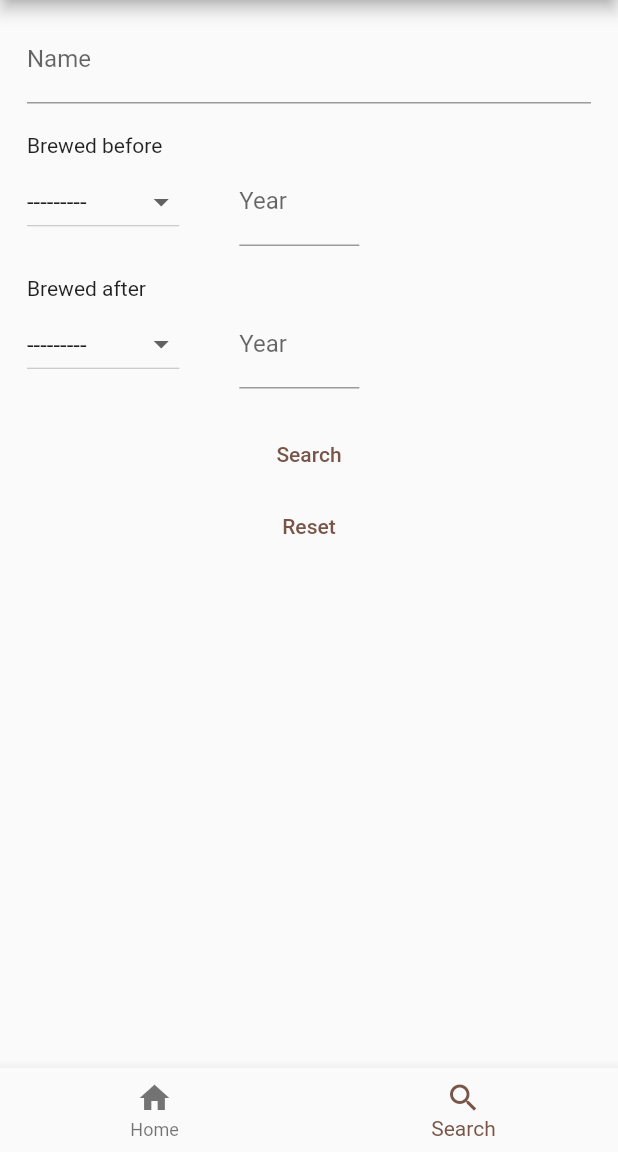
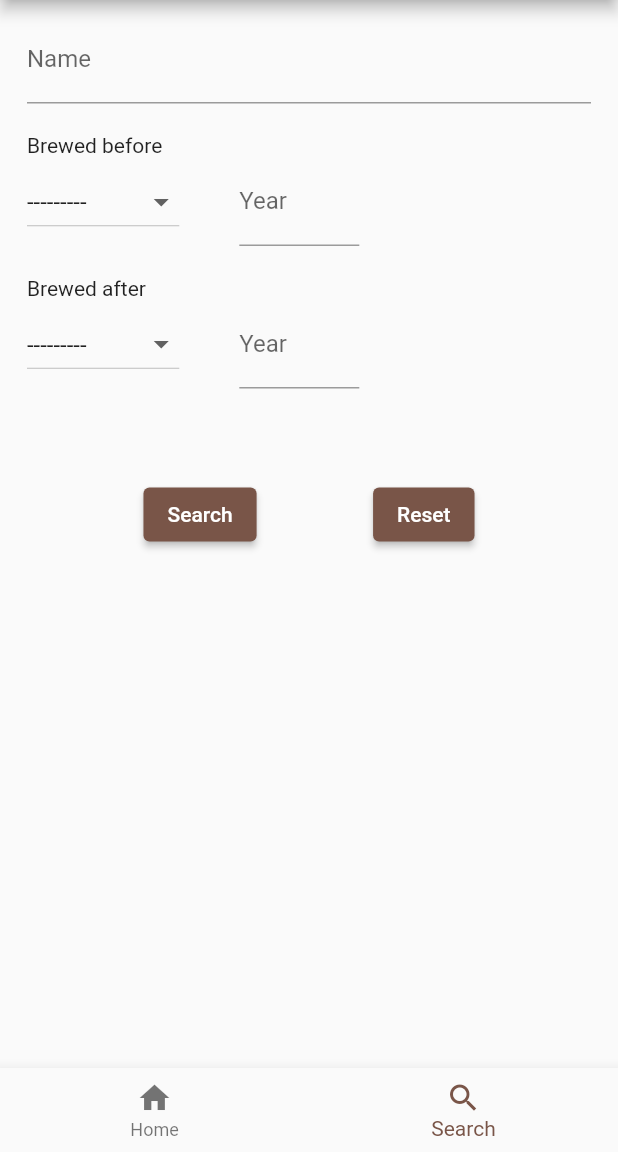
Before and after one commit to aleMartinelli04/BeerApp, a Flutter app: the screen it shows after launch, item 2 of the bottom bar chosen, on a phone screen of 412 x 824 dp, the part 84-1236 px from its top. Run offline on Flutter 3.47's test engine with Material 2 defaults, Android fonts, the phone set to English and light mode, and no system bars; our stand-ins replace flutter_spinkit, infinite_scroll_pagination; network calls fail.

Commit message:
ui changes

```diff
--- a/lib/pages/search_page.dart
+++ b/lib/pages/search_page.dart
@@ -38,8 +38,11 @@ class SearchPageState extends State<SearchPage> {
         const Padding(padding: EdgeInsets.all(10)),
         const Text("Brewed after"),
         YearMonthPicker(brewedAfterController),
-        const Padding(padding: EdgeInsets.all(10)),
-        TextButton(
+        const Padding(padding: EdgeInsets.all(30)),
+        Row(
+          children: [
+            const Spacer(),
+            ElevatedButton(
                 onPressed: () {
                   linkBuilder.name(nameController.text);
                   linkBuilder.brewedBefore(
@@ -58,14 +61,18 @@ class SearchPageState extends State<SearchPage> {
                   );
                 },
                 child: const Text("Search")),
-        TextButton(
+            const Spacer(),
+            ElevatedButton(
                 onPressed: () {
                   linkBuilder.reset();
 
                   nameController.clear();
                   setState(() {});
                 },
-            child: const Text("Reset"))
+                child: const Text("Reset")),
+            const Spacer(),
+          ],
+        )
       ],
     );
   }
```
Lines whose indentation alone changed are shown as unchanged.
